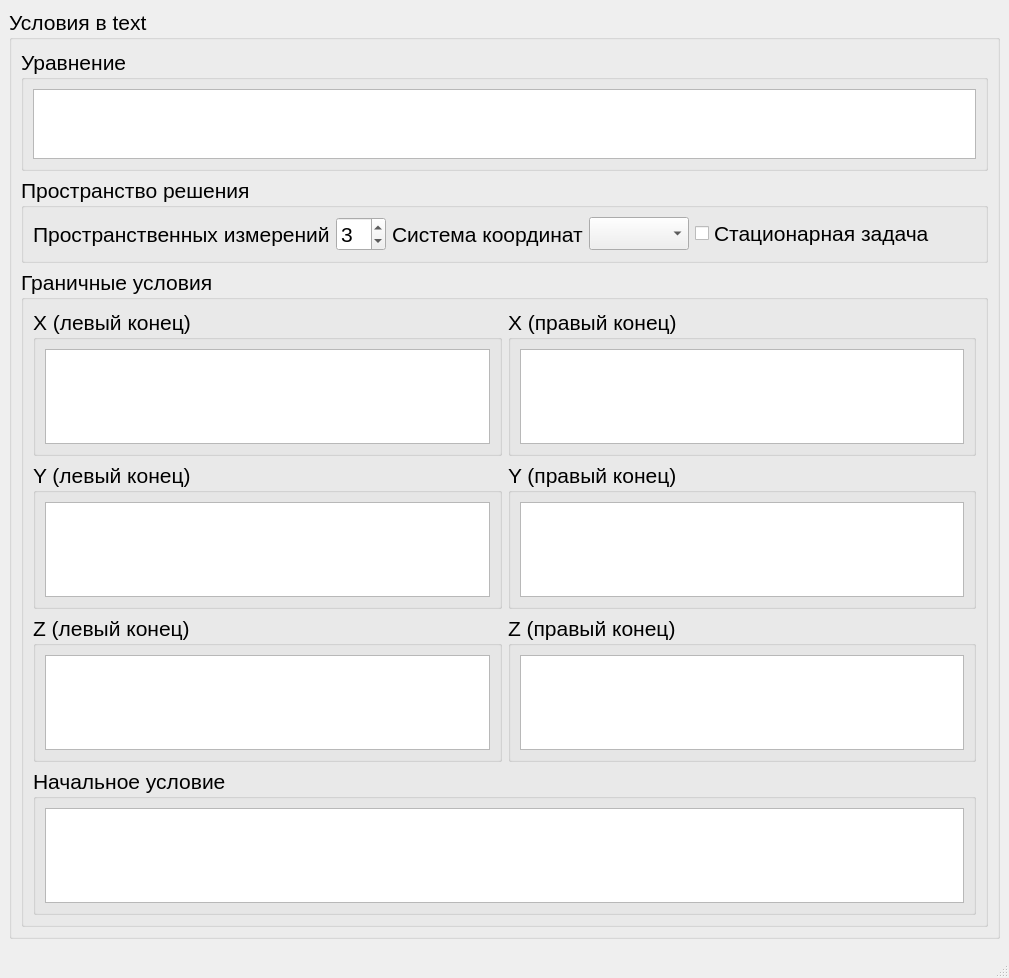
First picture: the form in ui.ui, repository Jarvis1Tube/PyGenCFD, before the edit.
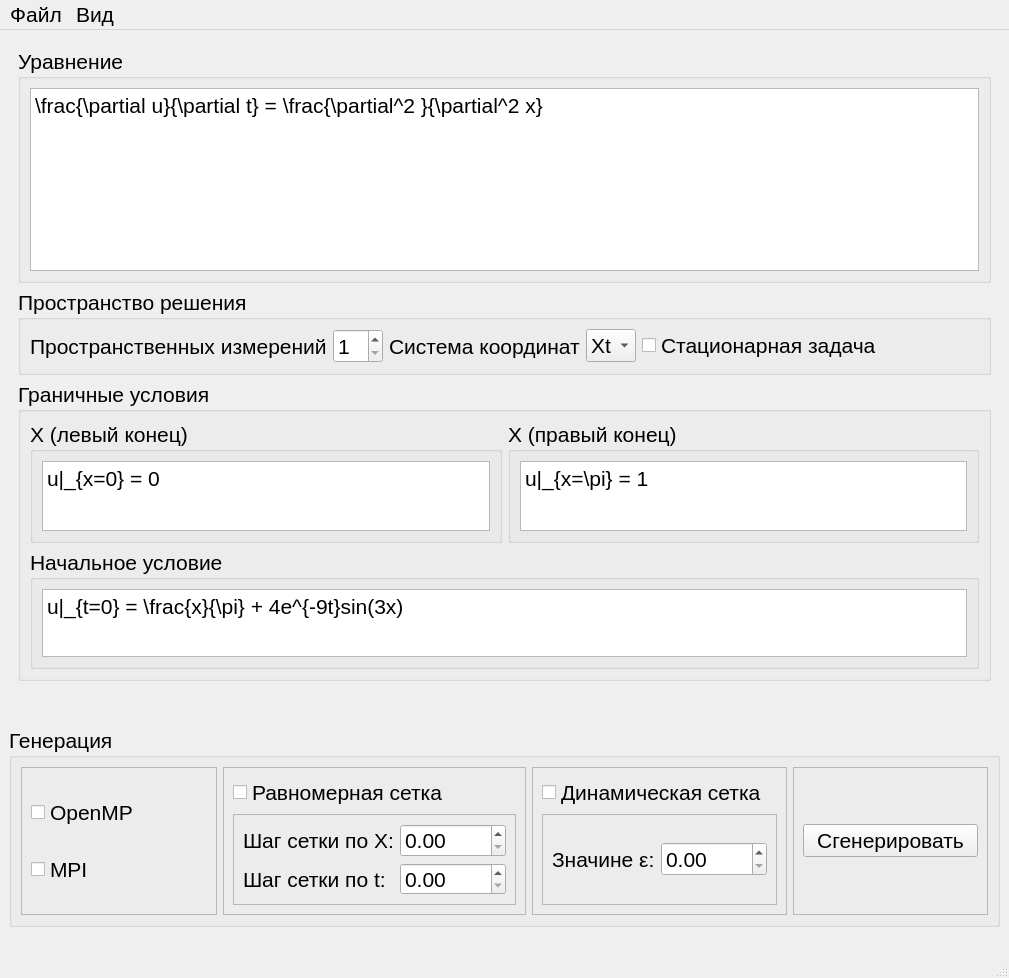
Second picture: the form after the edit.

Commit message: feat UI: fill fileds with examples

Diff of the .ui file:
```diff
--- a/ui.ui
+++ b/ui.ui
@@ -26,16 +26,7 @@
       <item>
        <layout class="QVBoxLayout" name="textContainer">
         <item>
-         <widget class="QGroupBox" name="groupBox">
-          <property name="title">
-           <string>Условия в text</string>
-          </property>
-          <property name="flat">
-           <bool>false</bool>
-          </property>
-          <property name="checkable">
-           <bool>false</bool>
-          </property>
+         <widget class="QFrame" name="frame">
           <layout class="QVBoxLayout" name="verticalLayout_2">
            <item>
             <widget class="QGroupBox" name="equationGroupText">
@@ -51,6 +42,9 @@
                   <height>300</height>
                  </size>
                 </property>
+                <property name="plainText">
+                 <string>\frac{\partial u}{\partial t} = \frac{\partial^2 }{\partial^2 x} </string>
+                </property>
                </widget>
               </item>
              </layout>
@@ -84,7 +78,7 @@
                  <number>10</number>
                 </property>
                 <property name="value">
-                 <number>3</number>
+                 <number>1</number>
                 </property>
                </widget>
               </item>
@@ -104,8 +98,13 @@
                  </size>
                 </property>
                 <property name="currentText">
-                 <string/>
+                 <string>Xt</string>
                 </property>
+                <item>
+                 <property name="text">
+                  <string>Xt</string>
+                 </property>
+                </item>
                </widget>
               </item>
               <item>
@@ -157,9 +156,12 @@
                    <property name="maximumSize">
                     <size>
                      <width>16777215</width>
-                     <height>150</height>
+                     <height>80</height>
                     </size>
                    </property>
+                   <property name="plainText">
+                    <string>u|_{x=0} = 0</string>
+                   </property>
                   </widget>
                  </item>
                 </layout>
@@ -176,92 +178,25 @@
                    <property name="maximumSize">
                     <size>
                      <width>16777215</width>
-                     <height>150</height>
+                     <height>80</height>
                     </size>
                    </property>
-                  </widget>
-                 </item>
-                </layout>
-               </widget>
-              </item>
-              <item row="1" column="0">
-               <widget class="QGroupBox" name="groupBox_7">
-                <property name="title">
-                 <string>Y (левый конец)</string>
-                </property>
-                <layout class="QVBoxLayout" name="verticalLayout_10">
-                 <item>
-                  <widget class="QPlainTextEdit" name="plainTextEdit_3">
-                   <property name="maximumSize">
-                    <size>
-                     <width>16777215</width>
-                     <height>150</height>
-                    </size>
+                   <property name="plainText">
+                    <string>u|_{x=\pi} = 1</string>
                    </property>
                   </widget>
                  </item>
                 </layout>
                </widget>
               </item>
-              <item row="1" column="1">
-               <widget class="QGroupBox" name="groupBox_3">
-                <property name="title">
-                 <string>Y (правый конец)</string>
-                </property>
-                <layout class="QVBoxLayout" name="verticalLayout_7">
-                 <item>
-                  <widget class="QPlainTextEdit" name="plainTextEdit_5">
-                   <property name="maximumSize">
-                    <size>
-                     <width>16777215</width>
-                     <height>150</height>
-                    </size>
-                   </property>
-                  </widget>
-                 </item>
-                </layout>
-               </widget>
-              </item>
-              <item row="2" column="0">
-               <widget class="QGroupBox" name="groupBox_6">
-                <property name="title">
-                 <string>Z (левый конец)</string>
-                </property>
-                <layout class="QVBoxLayout" name="verticalLayout_9">
-                 <item>
-                  <widget class="QPlainTextEdit" name="plainTextEdit_7">
-                   <property name="maximumSize">
-                    <size>
-                     <width>16777215</width>
-                     <height>150</height>
-                    </size>
-                   </property>
-                  </widget>
-                 </item>
-                </layout>
-               </widget>
-              </item>
-              <item row="2" column="1">
-               <widget class="QGroupBox" name="groupBox_10">
-                <property name="title">
-                 <string>Z (правый конец)</string>
-                </property>
-                <layout class="QVBoxLayout" name="verticalLayout_5">
-                 <item>
-                  <widget class="QPlainTextEdit" name="plainTextEdit_6">
-                   <property name="maximumSize">
-                    <size>
-                     <width>16777215</width>
-                     <height>150</height>
-                    </size>
-                   </property>
-                  </widget>
-                 </item>
-                </layout>
-               </widget>
-              </item>
-              <item row="3" column="0" colspan="2">
+              <item row="1" column="0" colspan="2">
                <widget class="QGroupBox" name="groupBox_4">
+                <property name="maximumSize">
+                 <size>
+                  <width>16777215</width>
+                  <height>120</height>
+                 </size>
+                </property>
                 <property name="title">
                  <string>Начальное условие</string>
                 </property>
@@ -274,6 +209,9 @@
                      <height>150</height>
                     </size>
                    </property>
+                   <property name="plainText">
+                    <string>u|_{t=0} = \frac{x}{\pi} + 4e^{-9t}sin(3x)</string>
+                   </property>
                   </widget>
                  </item>
                 </layout>
@@ -282,6 +220,19 @@
              </layout>
             </widget>
            </item>
+           <item>
+            <spacer name="verticalSpacer_2">
+             <property name="orientation">
+              <enum>Qt::Vertical</enum>
+             </property>
+             <property name="sizeHint" stdset="0">
+              <size>
+               <width>20</width>
+               <height>40</height>
+              </size>
+             </property>
+            </spacer>
+           </item>
           </layout>
          </widget>
         </item>
@@ -292,6 +243,205 @@
       </item>
      </layout>
     </item>
+    <item>
+     <widget class="QGroupBox" name="groupBox">
+      <property name="minimumSize">
+       <size>
+        <width>0</width>
+        <height>200</height>
+       </size>
+      </property>
+      <property name="title">
+       <string>Генерация</string>
+      </property>
+      <layout class="QHBoxLayout" name="horizontalLayout_3">
+       <item>
+        <widget class="QFrame" name="frame_2">
+         <property name="frameShape">
+          <enum>QFrame::StyledPanel</enum>
+         </property>
+         <property name="frameShadow">
+          <enum>QFrame::Raised</enum>
+         </property>
+         <layout class="QVBoxLayout" name="verticalLayout_3">
+          <item>
+           <widget class="QCheckBox" name="checkBox_2">
+            <property name="font">
+             <font>
+              <pointsize>16</pointsize>
+             </font>
+            </property>
+            <property name="text">
+             <string>OpenMP</string>
+            </property>
+           </widget>
+          </item>
+          <item>
+           <widget class="QCheckBox" name="checkBox_3">
+            <property name="font">
+             <font>
+              <pointsize>16</pointsize>
+             </font>
+            </property>
+            <property name="text">
+             <string>MPI</string>
+            </property>
+           </widget>
+          </item>
+         </layout>
+        </widget>
+       </item>
+       <item>
+        <widget class="QFrame" name="frame_4">
+         <property name="frameShape">
+          <enum>QFrame::StyledPanel</enum>
+         </property>
+         <property name="frameShadow">
+          <enum>QFrame::Raised</enum>
+         </property>
+         <layout class="QVBoxLayout" name="verticalLayout_5">
+          <item>
+           <widget class="QCheckBox" name="checkBox_4">
+            <property name="font">
+             <font>
+              <pointsize>16</pointsize>
+             </font>
+            </property>
+            <property name="text">
+             <string>Равномерная сетка</string>
+            </property>
+           </widget>
+          </item>
+          <item>
+           <widget class="QFrame" name="frame_3">
+            <property name="frameShape">
+             <enum>QFrame::StyledPanel</enum>
+            </property>
+            <property name="frameShadow">
+             <enum>QFrame::Raised</enum>
+            </property>
+            <layout class="QGridLayout" name="gridLayout_2">
+             <item row="0" column="0">
+              <widget class="QLabel" name="label_4">
+               <property name="font">
+                <font>
+                 <pointsize>16</pointsize>
+                </font>
+               </property>
+               <property name="text">
+                <string>Шаг сетки по X:</string>
+               </property>
+              </widget>
+             </item>
+             <item row="0" column="1">
+              <widget class="QDoubleSpinBox" name="doubleSpinBox_2">
+               <property name="maximum">
+                <double>9999.000000000000000</double>
+               </property>
+              </widget>
+             </item>
+             <item row="1" column="0">
+              <widget class="QLabel" name="label_5">
+               <property name="font">
+                <font>
+                 <pointsize>16</pointsize>
+                </font>
+               </property>
+               <property name="text">
+                <string>Шаг сетки по t:</string>
+               </property>
+              </widget>
+             </item>
+             <item row="1" column="1">
+              <widget class="QDoubleSpinBox" name="doubleSpinBox_3">
+               <property name="maximum">
+                <double>9999.000000000000000</double>
+               </property>
+              </widget>
+             </item>
+            </layout>
+           </widget>
+          </item>
+         </layout>
+        </widget>
+       </item>
+       <item>
+        <widget class="QFrame" name="frame_6">
+         <property name="frameShape">
+          <enum>QFrame::StyledPanel</enum>
+         </property>
+         <property name="frameShadow">
+          <enum>QFrame::Raised</enum>
+         </property>
+         <layout class="QVBoxLayout" name="verticalLayout_6">
+          <item>
+           <widget class="QCheckBox" name="checkBox_5">
+            <property name="font">
+             <font>
+              <pointsize>16</pointsize>
+             </font>
+            </property>
+            <property name="text">
+             <string>Динамическая сетка</string>
+            </property>
+           </widget>
+          </item>
+          <item>
+           <widget class="QFrame" name="frame_5">
+            <property name="frameShape">
+             <enum>QFrame::StyledPanel</enum>
+            </property>
+            <property name="frameShadow">
+             <enum>QFrame::Raised</enum>
+            </property>
+            <layout class="QGridLayout" name="gridLayout_3">
+             <item row="0" column="0">
+              <widget class="QLabel" name="label_2">
+               <property name="font">
+                <font>
+                 <pointsize>16</pointsize>
+                </font>
+               </property>
+               <property name="text">
+                <string>Значине ε:</string>
+               </property>
+              </widget>
+             </item>
+             <item row="0" column="1">
+              <widget class="QDoubleSpinBox" name="doubleSpinBox">
+               <property name="maximum">
+                <double>9999.000000000000000</double>
+               </property>
+              </widget>
+             </item>
+            </layout>
+           </widget>
+          </item>
+         </layout>
+        </widget>
+       </item>
+       <item>
+        <widget class="QFrame" name="frame_7">
+         <property name="frameShape">
+          <enum>QFrame::StyledPanel</enum>
+         </property>
+         <property name="frameShadow">
+          <enum>QFrame::Raised</enum>
+         </property>
+         <layout class="QVBoxLayout" name="verticalLayout_7">
+          <item>
+           <widget class="QPushButton" name="pushButton">
+            <property name="text">
+             <string>Сгенерировать</string>
+            </property>
+           </widget>
+          </item>
+         </layout>
+        </widget>
+       </item>
+      </layout>
+     </widget>
+    </item>
     <item>
      <spacer name="verticalSpacer">
       <property name="orientation">
@@ -316,6 +466,21 @@
      <height>22</height>
     </rect>
    </property>
+   <widget class="QMenu" name="menu">
+    <property name="title">
+     <string>Файл</string>
+    </property>
+    <addaction name="action_2"/>
+   </widget>
+   <widget class="QMenu" name="menu_2">
+    <property name="title">
+     <string>Вид</string>
+    </property>
+    <addaction name="action"/>
+    <addaction name="action_LaTeX"/>
+   </widget>
+   <addaction name="menu"/>
+   <addaction name="menu_2"/>
   </widget>
   <widget class="QStatusBar" name="statusbar"/>
  </widget>
```
Left out of the diff: 17 changed lines with no effect on the pictures.
